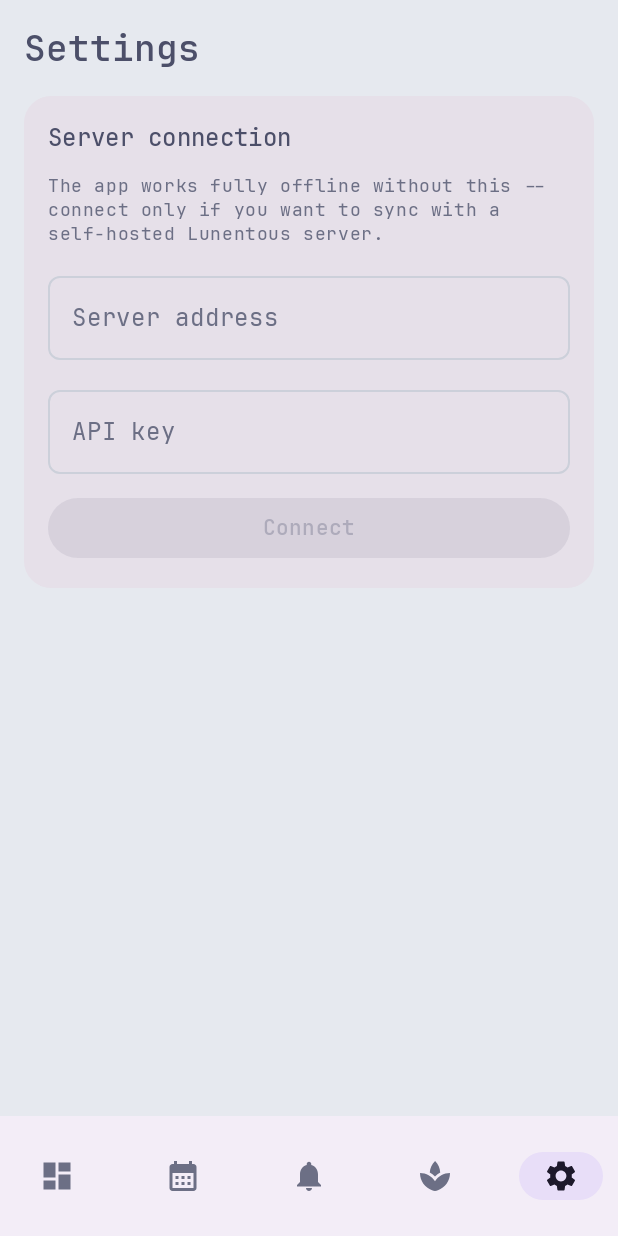
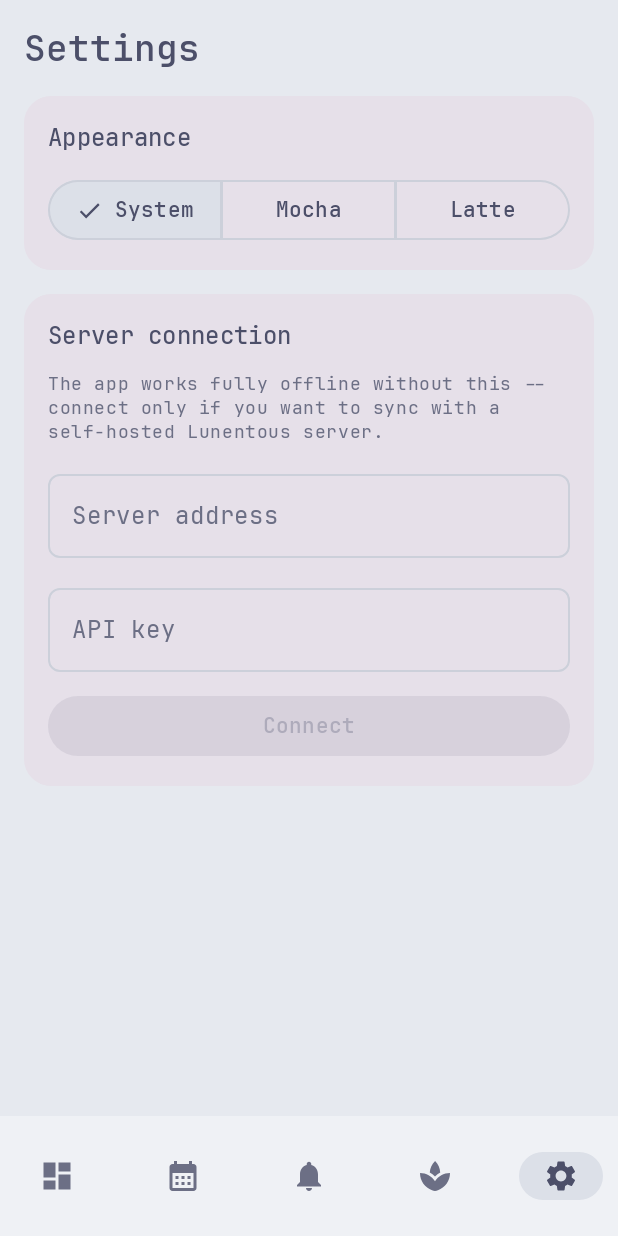
Before and after one commit to yorishori/lunentous, an Android app built with Jetpack Compose: the screen it shows after launch (MainActivity), item 5 of the bottom bar chosen, on a phone screen of 412 x 824 dp. Run offline under Robolectric (Android 15) with nearby library versions, the phone set to English and light mode, and no system bars; our stand-ins replace Room's generated code; 5 statements that could not run were skipped.

Commit message:
Android: manual Mocha/Latte theme picker + fuller M3 color roles
Settings gained an "Appearance" section (M3 segmented button: System /
Mocha / Latte) backed by a small AppearanceStore, so the palette no longer
has to follow the device's light/dark setting. LunentousTheme now fills
out the full M3 ColorScheme role set (secondary/tertiary/containers/
surfaceContainer tiers, previously only primary/background/surface/outline/
error were mapped), so components that read those roles -- segmented
buttons, filled-tonal buttons, the nav rail's selected-item indicator --
stay on the Catppuccin palette instead of falling back to M3's default
Material You purple/teal.

Co-Authored-By: Claude Sonnet 5 <noreply@anthropic.com>

```diff
--- a/android/app/src/main/java/com/lunentous/app/MainActivity.kt
+++ b/android/app/src/main/java/com/lunentous/app/MainActivity.kt
@@ -11,6 +11,7 @@ import androidx.activity.result.contract.ActivityResultContracts
 import androidx.compose.foundation.layout.fillMaxSize
 import androidx.compose.material3.Surface
 import androidx.compose.runtime.Composable
+import androidx.compose.runtime.collectAsState
 import androidx.compose.runtime.getValue
 import androidx.compose.runtime.mutableStateOf
 import androidx.compose.runtime.setValue
@@ -77,7 +78,8 @@ class MainActivity : ComponentActivity() {
  */
 @Composable
 fun LunentousApp(container: AppContainer, deepLinkTarget: DeepLinkTarget?, onDeepLinkConsumed: () -> Unit) {
-    LunentousTheme {
+    val themeVariant by container.appearanceStore.themeVariant.collectAsState()
+    LunentousTheme(themeVariant = themeVariant) {
         Surface(modifier = Modifier.fillMaxSize()) {
             MainScaffold(container = container, deepLinkTarget = deepLinkTarget, onDeepLinkConsumed = onDeepLinkConsumed)
         }
--- /dev/null
+++ b/android/app/src/main/java/com/lunentous/app/data/settings/AppearanceStore.kt
@@ -0,0 +1,33 @@
+package com.lunentous.app.data.settings
+
+import android.content.Context
+import kotlinx.coroutines.flow.MutableStateFlow
+import kotlinx.coroutines.flow.StateFlow
+
+/** SYSTEM follows the device's light/dark setting (the original,
+ * still-default behavior); MOCHA/LATTE pin the app to one Catppuccin
+ * palette regardless of the device setting. */
+enum class ThemeVariant { SYSTEM, MOCHA, LATTE }
+
+/** Plain (unencrypted) SharedPreferences -- unlike SessionStore, nothing
+ * here is sensitive, so there's no reason to pay Keystore's cost for it. */
+class AppearanceStore(context: Context) {
+    private val prefs = context.applicationContext.getSharedPreferences("lunentous_appearance", Context.MODE_PRIVATE)
+
+    private val themeVariantFlow = MutableStateFlow(loadThemeVariant())
+    val themeVariant: StateFlow<ThemeVariant> = themeVariantFlow
+
+    fun setThemeVariant(variant: ThemeVariant) {
+        prefs.edit().putString(KEY_THEME_VARIANT, variant.name).apply()
+        themeVariantFlow.value = variant
+    }
+
+    private fun loadThemeVariant(): ThemeVariant =
+        prefs.getString(KEY_THEME_VARIANT, null)
+            ?.let { stored -> runCatching { ThemeVariant.valueOf(stored) }.getOrNull() }
+            ?: ThemeVariant.SYSTEM
+
+    companion object {
+        private const val KEY_THEME_VARIANT = "theme_variant"
+    }
+}
--- a/android/app/src/main/java/com/lunentous/app/di/AppContainer.kt
+++ b/android/app/src/main/java/com/lunentous/app/di/AppContainer.kt
@@ -8,6 +8,7 @@ import com.lunentous.app.data.local.entity.OutboxEntityType
 import com.lunentous.app.data.notifications.ReminderNotifier
 import com.lunentous.app.data.remote.ConnectivityObserver
 import com.lunentous.app.data.remote.NetworkModule
+import com.lunentous.app.data.settings.AppearanceStore
 import com.lunentous.app.data.repository.AccountRepository
 import com.lunentous.app.data.repository.PhaseTypeRepository
 import com.lunentous.app.data.repository.PhaseWindowRepository
@@ -30,6 +31,7 @@ import com.lunentous.app.ui.widget.refreshLunentousWidget
 class AppContainer(context: Context) {
     private val appContext = context.applicationContext
     val sessionStore = SessionStore(context)
+    val appearanceStore = AppearanceStore(context)
     val connectivityObserver = ConnectivityObserver(context.applicationContext)
 
     private val database = Room.databaseBuilder(
--- a/android/app/src/main/java/com/lunentous/app/ui/settings/SettingsScreen.kt
+++ b/android/app/src/main/java/com/lunentous/app/ui/settings/SettingsScreen.kt
@@ -15,9 +15,13 @@ import androidx.compose.material3.Card
 import androidx.compose.material3.MaterialTheme
 import androidx.compose.material3.OutlinedButton
 import androidx.compose.material3.OutlinedTextField
+import androidx.compose.material3.SegmentedButton
+import androidx.compose.material3.SegmentedButtonDefaults
+import androidx.compose.material3.SingleChoiceSegmentedButtonRow
 import androidx.compose.material3.Text
 import androidx.compose.runtime.Composable
 import androidx.compose.runtime.LaunchedEffect
+import androidx.compose.runtime.collectAsState
 import androidx.compose.runtime.getValue
 import androidx.compose.runtime.mutableStateOf
 import androidx.compose.runtime.remember
@@ -34,6 +38,7 @@ import androidx.lifecycle.viewmodel.initializer
 import androidx.lifecycle.viewmodel.viewModelFactory
 import com.lunentous.app.data.local.entity.PlantEntity
 import com.lunentous.app.data.remote.dto.ApiKeyDto
+import com.lunentous.app.data.settings.ThemeVariant
 import com.lunentous.app.di.AppContainer
 import com.lunentous.app.ui.theme.LunentousExtendedTheme
 import java.time.LocalDate
@@ -65,6 +70,16 @@ fun SettingsScreen(container: AppContainer) {
         verticalArrangement = Arrangement.spacedBy(16.dp),
     ) {
         Text("Settings", style = MaterialTheme.typography.headlineSmall)
+
+        Card(shape = MaterialTheme.shapes.medium) {
+            Column(
+                modifier = Modifier.padding(16.dp),
+                verticalArrangement = Arrangement.spacedBy(12.dp),
+            ) {
+                Text("Appearance", style = MaterialTheme.typography.titleMedium)
+                AppearancePicker(container)
+            }
+        }
 
         Card(shape = MaterialTheme.shapes.medium) {
             Column(
@@ -117,6 +132,28 @@ fun SettingsScreen(container: AppContainer) {
         // Notification schedule and sync status (the latter lives in
         // MainScaffold's SyncStatusBar / the Sync Issues screen) land in
         // later build phases.
+    }
+}
+
+/** M3's segmented button is the standard idiom for "pick exactly one of a
+ * few options" -- Catppuccin's two palettes plus a System option that
+ * follows the device's own light/dark setting (the original, still-default
+ * behavior; see AppearanceStore). */
+@Composable
+private fun AppearancePicker(container: AppContainer) {
+    val selected by container.appearanceStore.themeVariant.collectAsState()
+    val options = listOf(ThemeVariant.SYSTEM to "System", ThemeVariant.MOCHA to "Mocha", ThemeVariant.LATTE to "Latte")
+
+    SingleChoiceSegmentedButtonRow(modifier = Modifier.fillMaxWidth()) {
+        options.forEachIndexed { index, (variant, label) ->
+            SegmentedButton(
+                selected = selected == variant,
+                onClick = { container.appearanceStore.setThemeVariant(variant) },
+                shape = SegmentedButtonDefaults.itemShape(index = index, count = options.size),
+            ) {
+                Text(label)
+            }
+        }
     }
 }
 
--- a/android/app/src/main/java/com/lunentous/app/ui/theme/Theme.kt
+++ b/android/app/src/main/java/com/lunentous/app/ui/theme/Theme.kt
@@ -16,11 +16,13 @@ import androidx.compose.ui.text.font.FontFamily
 import androidx.compose.ui.text.font.FontWeight
 import androidx.compose.ui.unit.dp
 import com.lunentous.app.R
+import com.lunentous.app.data.settings.ThemeVariant
 
 /**
  * Direct port of web/src/index.css's design tokens. Two palettes -- Catppuccin
- * Mocha (dark) and Latte (light) -- switched automatically on system theme,
- * same as the web's `prefers-color-scheme` behavior (no in-app toggle).
+ * Mocha (dark) and Latte (light) -- either following the system light/dark
+ * setting or pinned explicitly via Settings' appearance picker (see
+ * AppearanceStore/ThemeVariant).
  */
 data class LunentousColors(
     val bg: Color,
@@ -114,37 +116,53 @@ private val LunentousShapes = Shapes(
 )
 
 @Composable
-fun LunentousTheme(content: @Composable () -> Unit) {
-    val dark = isSystemInDarkTheme()
+fun LunentousTheme(themeVariant: ThemeVariant = ThemeVariant.SYSTEM, content: @Composable () -> Unit) {
+    val dark = when (themeVariant) {
+        ThemeVariant.SYSTEM -> isSystemInDarkTheme()
+        ThemeVariant.MOCHA -> true
+        ThemeVariant.LATTE -> false
+    }
     val colors = if (dark) MochaColors else LatteColors
 
+    // Fills out the full M3 role set (not just the handful with a direct
+    // web CSS-token equivalent) so components that read secondary/
+    // tertiary/container/surfaceContainer roles -- segmented buttons,
+    // filled-tonal buttons, the nav rail's selected-item indicator, etc. --
+    // stay on-palette instead of falling back to M3's default Material You
+    // purple/teal. Containers reuse surfaceHover as a neutral base with the
+    // relevant accent hue as their "on" color, rather than inventing new
+    // hardcoded tones beyond LunentousColors' existing set.
     val materialScheme = if (dark) {
         darkColorScheme(
-            primary = colors.accent,
-            onPrimary = colors.accentText,
-            background = colors.bg,
-            onBackground = colors.text,
-            surface = colors.surface,
-            onSurface = colors.text,
-            surfaceVariant = colors.surfaceHover,
-            onSurfaceVariant = colors.textMuted,
-            outline = colors.border,
-            error = colors.overdue,
-            onError = colors.accentText,
+            primary = colors.accent, onPrimary = colors.accentText,
+            primaryContainer = colors.surfaceHover, onPrimaryContainer = colors.accent,
+            secondary = colors.textMuted, onSecondary = colors.bg,
+            secondaryContainer = colors.surfaceHover, onSecondaryContainer = colors.text,
+            tertiary = colors.ok, onTertiary = colors.accentText,
+            tertiaryContainer = colors.surfaceHover, onTertiaryContainer = colors.ok,
+            background = colors.bg, onBackground = colors.text,
+            surface = colors.surface, onSurface = colors.text,
+            surfaceVariant = colors.surfaceHover, onSurfaceVariant = colors.textMuted,
+            outline = colors.border, outlineVariant = colors.border,
+            error = colors.overdue, onError = colors.accentText,
+            errorContainer = colors.surfaceHover, onErrorContainer = colors.overdue,
+            surfaceContainer = colors.surface, surfaceContainerLow = colors.bg, surfaceContainerHigh = colors.surfaceHover,
         )
     } else {
         lightColorScheme(
-            primary = colors.accent,
-            onPrimary = colors.accentText,
-            background = colors.bg,
-            onBackground = colors.text,
-            surface = colors.surface,
-            onSurface = colors.text,
-            surfaceVariant = colors.surfaceHover,
-            onSurfaceVariant = colors.textMuted,
-            outline = colors.border,
-            error = colors.overdue,
-            onError = colors.accentText,
+            primary = colors.accent, onPrimary = colors.accentText,
+            primaryContainer = colors.surfaceHover, onPrimaryContainer = colors.accent,
+            secondary = colors.textMuted, onSecondary = colors.bg,
+            secondaryContainer = colors.surfaceHover, onSecondaryContainer = colors.text,
+            tertiary = colors.ok, onTertiary = colors.accentText,
+            tertiaryContainer = colors.surfaceHover, onTertiaryContainer = colors.ok,
+            background = colors.bg, onBackground = colors.text,
+            surface = colors.surface, onSurface = colors.text,
+            surfaceVariant = colors.surfaceHover, onSurfaceVariant = colors.textMuted,
+            outline = colors.border, outlineVariant = colors.border,
+            error = colors.overdue, onError = colors.accentText,
+            errorContainer = colors.surfaceHover, onErrorContainer = colors.overdue,
+            surfaceContainer = colors.surface, surfaceContainerLow = colors.bg, surfaceContainerHigh = colors.surfaceHover,
         )
     }
 
```
